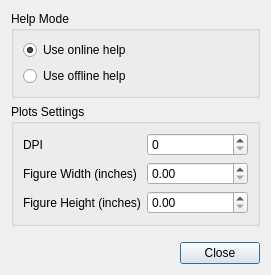
Qt form tse_analytics/views/general/settings/settings_dialog.ui (TSE-Systems/tse-analytics) before a commit.
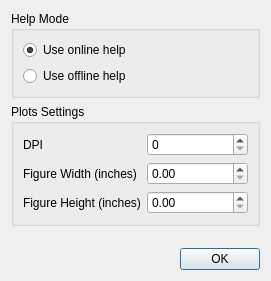
The same form after that commit.

Commit message: FIX: Settings dialog now saves changes properly.

Diff of the .ui file:
```diff
--- a/tse_analytics/views/general/settings/settings_dialog.ui
+++ b/tse_analytics/views/general/settings/settings_dialog.ui
@@ -8,7 +8,7 @@
     <x>0</x>
     <y>0</y>
     <width>271</width>
-    <height>275</height>
+    <height>281</height>
    </rect>
   </property>
   <property name="windowTitle">
@@ -103,7 +103,7 @@
       <enum>Qt::Orientation::Horizontal</enum>
      </property>
      <property name="standardButtons">
-      <set>QDialogButtonBox::StandardButton::Close</set>
+      <set>QDialogButtonBox::StandardButton::Ok</set>
      </property>
     </widget>
    </item>
```
The commit also changes 2 other files.
